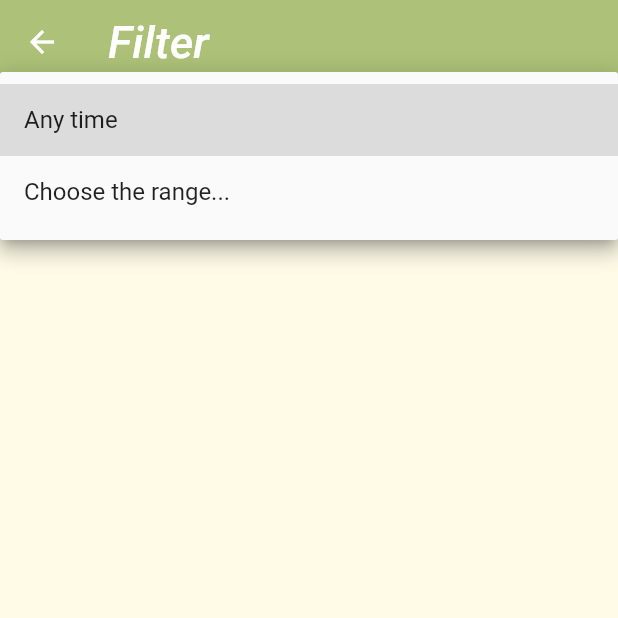
After one commit to YukiHinana/GTEvents, a Flutter app: the Filter screen opened by its route, after a tap on "Any time", on a phone screen of 412 x 824 dp, the top half of it. The commit adds this screen. Run offline on Flutter 3.47's test engine with Material 2 defaults, Android fonts, the phone set to English and light mode, and no system bars; our stand-ins replace dio, flutter_redux, go_router, image_cropper, image_picker, pull_to_refresh and 2 more; accounts and stored records are empty; network calls fail; Roboto replaces fonts that are missing (Georgia, San Francisco).

Commit message:
select date filter

```diff
--- a/frontend/lib/event.dart
+++ b/frontend/lib/event.dart
@@ -75,7 +75,6 @@ Future<http.Response> saveEventRequest(int eventId, String? token) async {
       "Authorization": token ?? ""
     },
   );
-  print(response);
   return response;
 }
 
@@ -97,54 +96,29 @@ String convertTimestampToDate(String str) {
 }
 
 String mapMonth(String month) {
-  switch (month) {
-    case "01": {
+  if (month == "01" || month == "1") {
     return "Jan";
-    }
-    break;
-    case "02": {
+  } else if (month == "02" || month == "2") {
     return "Feb";
-    }
-    break;
-    case "03": {
+  } else if (month == "03" || month == "3") {
     return "Mar";
-    }
-    break;
-    case "04": {
+  } else if (month == "04" || month == "4") {
     return "Apr";
-    }
-    break;
-    case "05": {
+  } else if (month == "05" || month == "5") {
     return "May";
-    }
-    break;
-    case "06": {
+  } else if (month == "06" || month == "6") {
     return "Jun";
-    }
-    break;
-    case "07": {
+  } else if (month == "07" || month == "7") {
     return "Jul";
-    }
-    break;
-    case "08": {
+  } else if (month == "08" || month == "8") {
     return "Aug";
-    }
-    break;
-    case "09": {
+  } else if (month == "09" || month == "9") {
     return "Sep";
-    }
-    break;
-    case "10": {
+  } else if (month == "10") {
     return "Oct";
-    }
-    break;
-    case "11": {
+  } else if (month == "11") {
     return "Nov";
-    }
-    break;
-    default: {
+  } else {
     return "Dec";
   }
-    break;
 }
-}
--- /dev/null
+++ b/frontend/lib/filter.dart
@@ -0,0 +1,127 @@
+
+import 'dart:convert';
+
+import 'package:GTEvents/config.dart';
+import 'package:GTEvents/component/sidebar.dart';
+import 'package:GTEvents/login.dart';
+import 'package:flutter/material.dart';
+import 'package:flutter_redux/flutter_redux.dart';
+import 'package:go_router/go_router.dart';
+import 'package:shared_preferences/shared_preferences.dart';
+import 'package:http/http.dart' as http;
+
+import 'event.dart';
+import 'eventsPage.dart';
+
+class Filter extends StatefulWidget {
+  const Filter({super.key});
+
+  @override
+  State<Filter> createState() => _FilterState();
+}
+
+class _FilterState extends State<Filter> {
+  List<String> dateRangeOptionList = <String>[
+    "Any time",
+    "Choose the range..."
+  ];
+  late String dateRangeDropDownVal;
+  DateTime curTime = DateTime.now();
+  String startDate = "";
+  String endDate = "choose a date";
+  late DateTime eventDateTime;
+
+
+  Widget buildDatePicker() =>
+      ElevatedButton(
+        child: Text('${eventDateTime.month}/${eventDateTime.day}/${eventDateTime.year}'),
+        onPressed: () async {
+          final date = await pickDate();
+          if (date == null) {
+            return;
+          }
+          final newDateTime = DateTime(
+            date.year,
+            date.month,
+            date.day,
+            eventDateTime.hour,
+            eventDateTime.minute,
+          );
+          setState(() {
+            eventDateTime = newDateTime;
+          });
+        },
+      );
+
+  Future<DateTime?> pickDate() =>
+      showDatePicker(
+        context: context,
+        initialDate: eventDateTime,
+        firstDate: DateTime(2021),
+        lastDate: DateTime(2050),
+      );
+
+  @override
+  void initState() {
+    super.initState();
+    dateRangeDropDownVal = dateRangeOptionList.first;
+    startDate = "${mapMonth((curTime.month).toString())} ${curTime.day}, "
+        "${curTime.year}";
+    eventDateTime = curTime;
+  }
+
+  @override
+  Widget build(BuildContext context) {
+    return Scaffold(
+        appBar: AppBar(
+          title: const Text('Filter'),
+        ),
+        body: Column(
+          children: [
+            DropdownButton<String>(
+                isExpanded: true,
+                value: dateRangeDropDownVal,
+                items: dateRangeOptionList.map<DropdownMenuItem<String>>(
+                        (String val) {
+                          return DropdownMenuItem<String>(
+                              value: val,
+                              child: Text(val)
+                          );
+                }).toList(),
+                onChanged: (String? selectedValue) {
+                  if (selectedValue == "Choose the range...") {
+                    showDialog<String>(
+                        context: context,
+                        builder: (BuildContext context) =>
+                            AlertDialog(
+                              title: const Text('Custom date range', style: TextStyle(fontSize: 20),),
+                              content: Column(
+                                mainAxisSize: MainAxisSize.min,
+                                children: [
+                                  Text("from"),
+                                  buildDatePicker(),
+                                  // Text(startDate),
+                                  Text("to"),
+                                  Text(endDate),
+                                ],
+                              ),
+                              actions: [
+                                TextButton(
+                                    onPressed: () =>
+                                        Navigator.pop(context, 'OK'),
+                                    child: const Text('OK'))
+                              ],
+                            )
+                    );
+                  } else {
+                    setState(() {
+                      dateRangeDropDownVal = selectedValue!;
+                    });
+                  }
+                }
+            ),
+          ],
+        )
+    );
+  }
+}
--- a/frontend/lib/homeScreen.dart
+++ b/frontend/lib/homeScreen.dart
@@ -44,7 +44,9 @@ class _HomeScreenState extends State<HomeScreen> {
         ],
       ),
       floatingActionButton: FloatingActionButton.extended(
-          onPressed: (){},
+          onPressed: () {
+            context.push("/events/filter");
+          },
           label: const Text("filter", style: TextStyle(color: Color(0xfffcf3ea)),),
           icon: const Icon(Icons.filter_list_alt, color: Color(0xfffcf3ea),),
       ),
--- a/frontend/lib/main.dart
+++ b/frontend/lib/main.dart
@@ -3,6 +3,7 @@ import 'package:GTEvents/eventDetailPage.dart';
 import 'package:GTEvents/createEvent.dart';
 import 'package:GTEvents/createdEventsPage.dart';
 import 'package:GTEvents/eventPreview.dart';
+import 'package:GTEvents/filter.dart';
 import 'package:GTEvents/homeScreen.dart';
 import 'package:GTEvents/profilePage.dart';
 import 'package:GTEvents/savedEventsPage.dart';
@@ -153,7 +154,14 @@ final GoRouter _router = GoRouter(
           builder: (context, state) {
             Map<String, dynamic> map = state.extra as Map<String, dynamic>;
             return EventDetailPage(event: map["event"], tagList: map["tagList"]);
-          } ,
+          },
+        ),
+        GoRoute(
+          name: "filter",
+          path: 'filter',
+          builder: (context, state) {
+            return const Filter();
+          },
         ),
         // GoRoute(
         //   name: "eventPreview",
```
Also changed, not shown: frontend/lib/login.dart (+0 -10 lines), 1 other file. Lines whose indentation alone changed are shown as unchanged.
